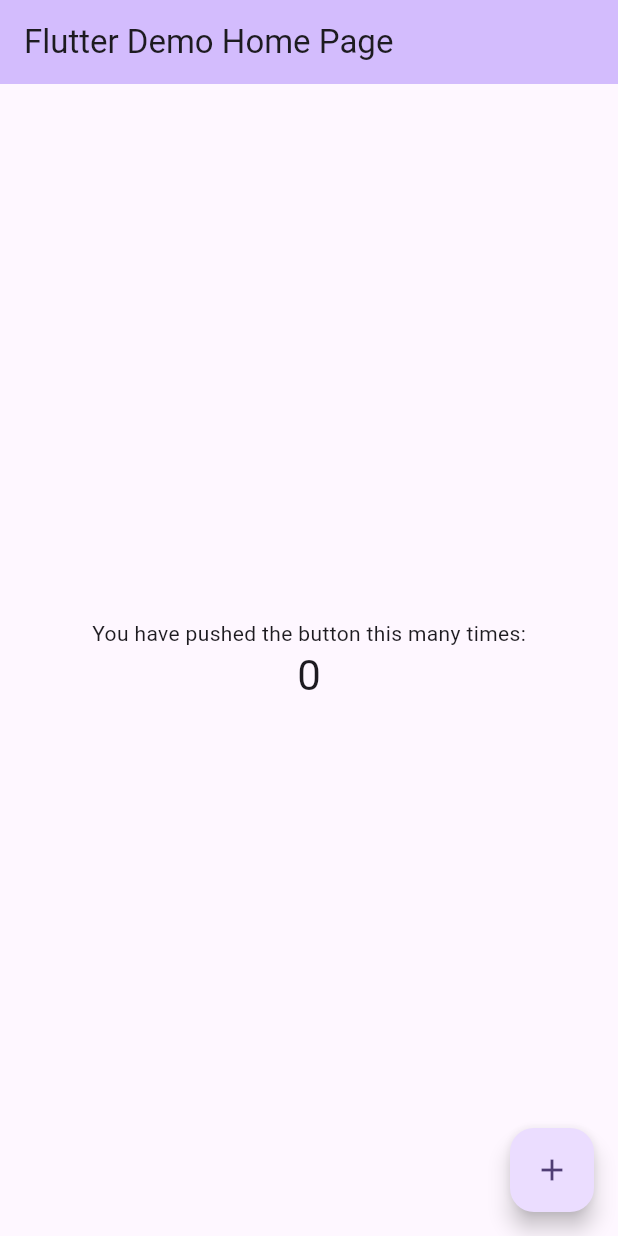
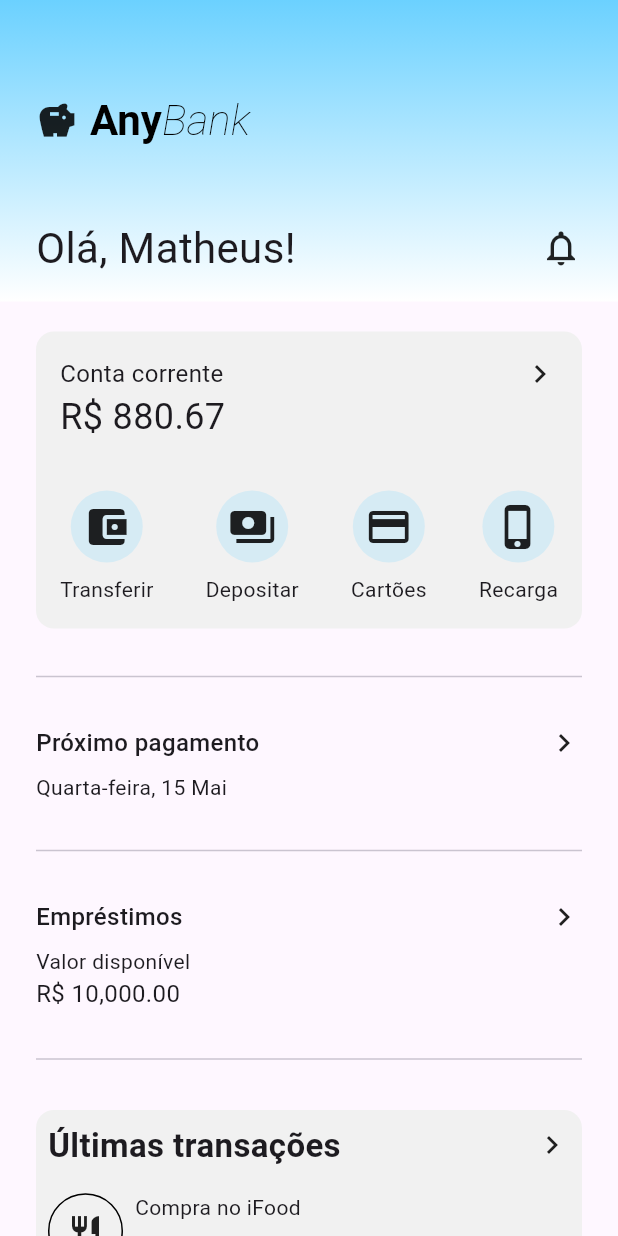
Before and after one commit to petrosbarreto/anybank_tests, a Flutter app: the screen it shows after launch, on a phone screen of 412 x 824 dp. Run offline on Flutter 3.47's test engine with Material 3 defaults, Android fonts, the phone set to English and light mode, and no system bars.

Commit message:
Montando a tela de dashboard

```diff
--- /dev/null
+++ b/lib/components/account_actions.dart
@@ -0,0 +1,32 @@
+import 'package:flutter/material.dart';
+import 'package:flutter_tdd/utils/constants.dart';
+
+class AccountActions extends StatelessWidget {
+  const AccountActions({super.key, required this.text, required this.icon});
+
+  final String text;
+  final IconData icon;
+
+  @override
+  Widget build(BuildContext context) {
+    return Column(
+      children: <Widget>[
+        Padding(
+          padding: const EdgeInsets.only(bottom: 8.0),
+          child: Container(
+            padding: const EdgeInsets.all(8),
+            decoration: BoxDecoration(
+              borderRadius: BorderRadius.circular(50),
+              color: AppColors.iconBackground,
+            ),
+            child: Icon(
+              icon,
+              size: 32,
+            ),
+          ),
+        ),
+        Text(text),
+      ],
+    );
+  }
+}
--- /dev/null
+++ b/lib/components/last_transactions.dart
@@ -0,0 +1,45 @@
+import 'package:flutter/material.dart';
+import 'package:flutter_tdd/utils/constants.dart';
+
+class LastTransactions extends StatelessWidget {
+  const LastTransactions({super.key, required this.icon, required this.transaction, required this.amount});
+
+  final IconData icon;
+  final String transaction;
+  final String amount;
+
+  @override
+  Widget build(BuildContext context) {
+    return Padding(
+      padding: const EdgeInsets.symmetric(vertical: 8.0),
+      child: Row(
+        children: <Widget>[
+          Padding(
+            padding: const EdgeInsets.only(right: 8.0),
+            child: Container(
+              padding: const EdgeInsets.all(12),
+              decoration: BoxDecoration(
+                  border: Border.all(color: Colors.black, width: 1),
+                  borderRadius: BorderRadius.circular(50)),
+              child: Icon(icon),
+            ),
+          ),
+          Column(
+            crossAxisAlignment: CrossAxisAlignment.start,
+            children: <Widget>[
+              Padding(
+                padding: const EdgeInsets.only(bottom: 8.0),
+                child: Text(transaction),
+              ),
+              Text(
+                "R\$$amount",
+                style:
+                    const TextStyle(color: AppColors.transactionColor, fontSize: 16.0),
+              ),
+            ],
+          ),
+        ],
+      ),
+    );
+  }
+}
--- /dev/null
+++ b/lib/components/logo.dart
@@ -0,0 +1,34 @@
+import 'package:flutter/material.dart';
+
+class Logo extends StatelessWidget {
+  const Logo({super.key});
+
+  @override
+  Widget build(BuildContext context) {
+    return Row(
+      children: <Widget>[
+        const Padding(
+          padding: EdgeInsets.only(right: 8.0),
+          child: Icon(
+            Icons.savings,
+            size: 28,
+          ),
+        ),
+        RichText(
+          text: const TextSpan(
+            text: "Any",
+            style: TextStyle(
+                fontWeight: FontWeight.w700, color: Colors.black, fontSize: 28),
+            children: <TextSpan>[
+              TextSpan(
+                text: "Bank",
+                style: TextStyle(
+                    fontWeight: FontWeight.w200, fontStyle: FontStyle.italic),
+              ),
+            ],
+          ),
+        ),
+      ],
+    );
+  }
+}
--- a/lib/main.dart
+++ b/lib/main.dart
@@ -1,69 +1,19 @@
 import 'package:flutter/material.dart';
+import 'package:flutter_tdd/screens/dashboard.dart';
 
 void main() {
-  runApp(const MyApp());
+  runApp(const AnyBank());
 }
 
-class MyApp extends StatelessWidget {
-  const MyApp({super.key});
+class AnyBank extends StatelessWidget {
+const AnyBank({ Key? key }) : super(key: key);
 
   @override
-  Widget build(BuildContext context) {
+  Widget build(BuildContext context){
     return MaterialApp(
-      title: 'Flutter Demo',
-      theme: ThemeData(
-        colorScheme: ColorScheme.fromSeed(seedColor: Colors.deepPurple),
-        useMaterial3: true,
-      ),
-      home: const MyHomePage(title: 'Flutter Demo Home Page'),
+      title: "AnyBank",
+      theme: ThemeData.light(),
+      home: Dashboard(),
     );
   }
 }
-
-class MyHomePage extends StatefulWidget {
-  const MyHomePage({super.key, required this.title});
-
-  final String title;
-
-  @override
-  State<MyHomePage> createState() => _MyHomePageState();
-}
-
-class _MyHomePageState extends State<MyHomePage> {
-  int _counter = 0;
-
-  void _incrementCounter() {
-    setState(() {
-      _counter++;
-    });
-  }
-
-  @override
-  Widget build(BuildContext context) {
-    return Scaffold(
-      appBar: AppBar(
-        backgroundColor: Theme.of(context).colorScheme.inversePrimary,
-        title: Text(widget.title),
-      ),
-      body: Center(
-        child: Column(
-          mainAxisAlignment: MainAxisAlignment.center,
-          children: <Widget>[
-            const Text(
-              'You have pushed the button this many times:',
-            ),
-            Text(
-              '$_counter',
-              style: Theme.of(context).textTheme.headlineMedium,
-            ),
-          ],
-        ),
-      ),
-      floatingActionButton: FloatingActionButton(
-        onPressed: _incrementCounter,
-        tooltip: 'Increment',
-        child: const Icon(Icons.add),
-      ),
-    );
-  }
-}
--- a/lib/models/account.dart
+++ b/lib/models/account.dart
@@ -1,5 +1,6 @@
 class Account {
   final int number;
+  final String name;
   final String cpf;
   double balance;
 
@@ -7,6 +8,7 @@ class Account {
     required this.number,
     required this.cpf,
     required this.balance,
+    required this.name,
   });
 
   void transfer(double amount) {
--- /dev/null
+++ b/lib/screens/dashboard.dart
@@ -0,0 +1,178 @@
+import 'package:flutter/material.dart';
+import 'package:flutter_tdd/components/account_actions.dart';
+import 'package:flutter_tdd/components/last_transactions.dart';
+import 'package:flutter_tdd/components/logo.dart';
+import 'package:flutter_tdd/utils/constants.dart';
+
+class Dashboard extends StatelessWidget {
+  const Dashboard({super.key});
+
+  @override
+  Widget build(BuildContext context) {
+    return Scaffold(
+      body: SingleChildScrollView(
+        child: Column(
+          children: <Widget>[
+            Container(
+              decoration: AppStyles.headerGradient,
+              padding: const EdgeInsets.fromLTRB(24.0, 64.0, 24.0, 16.0),
+              child: const Column(
+                children: <Widget>[
+                  Padding(
+                    padding: EdgeInsets.only(bottom: 48.0),
+                    child: Logo(),
+                  ),
+                  Row(
+                    mainAxisAlignment: MainAxisAlignment.spaceBetween,
+                    children: <Widget>[
+                      Text(
+                        "Olá, Matheus!",
+                        style: TextStyle(fontSize: 28),
+                      ),
+                      Icon(
+                        Icons.notifications_outlined,
+                        size: 28,
+                      ),
+                    ],
+                  )
+                ],
+              ),
+            ),
+            Padding(
+              padding: const EdgeInsets.fromLTRB(24.0, 20.0, 24.0, 16.0),
+              child: Container(
+                padding: const EdgeInsets.all(16.0),
+                decoration: BoxDecoration(
+                  color: AppColors.card,
+                  borderRadius: BorderRadius.circular(12),
+                ),
+                child: const Column(
+                  crossAxisAlignment: CrossAxisAlignment.start,
+                  children: <Widget>[
+                    Row(
+                      mainAxisAlignment: MainAxisAlignment.spaceBetween,
+                      children: <Widget>[
+                      Text("Conta corrente", style: TextStyle(fontSize: 16.0),),
+                      Icon(Icons.keyboard_arrow_right)
+                      ],
+                    ),
+                    Padding(
+                      padding: EdgeInsets.only(bottom: 32.0),
+                      child: Text(
+                        "R\$ 880.67",
+                        style: TextStyle(fontSize: 24),
+                      ),
+                    ),
+                    Row(
+                      mainAxisAlignment: MainAxisAlignment.spaceBetween,
+                      children: <Widget>[
+                        AccountActions(text: "Transferir", icon: Icons.account_balance_wallet),
+                        AccountActions(text: "Depositar", icon: Icons.payments),
+                        AccountActions(text: "Cartões", icon: Icons.credit_card),
+                        AccountActions(text: "Recarga", icon: Icons.phone_iphone),
+                      ],
+                    ),
+                  ],
+                ),
+              ),
+            ),
+            const Padding(
+              padding: EdgeInsets.fromLTRB(24.0, 8.0, 24.0, 16.0),
+              child: Divider(),
+            ),
+            const Padding(
+              padding: EdgeInsets.fromLTRB(24.0, 8.0, 24.0, 16.0),
+              child: Column(
+                crossAxisAlignment: CrossAxisAlignment.start,
+                children: <Widget>[
+                  Padding(
+                    padding: EdgeInsets.only(bottom: 8.0),
+                    child: Row(
+                      mainAxisAlignment: MainAxisAlignment.spaceBetween,
+                      children: <Widget>[
+                        Text(
+                          "Próximo pagamento",
+                          style: TextStyle(
+                              fontSize: 16, fontWeight: FontWeight.w500),
+                        ),
+                        Icon(Icons.keyboard_arrow_right),
+                      ],
+                    ),
+                  ),
+                  Text("Quarta-feira, 15 Mai"),
+                ],
+              ),
+            ),
+            const Padding(
+              padding: EdgeInsets.fromLTRB(24.0, 8.0, 24.0, 16.0),
+              child: Divider(),
+            ),
+            const Padding(
+              padding: EdgeInsets.fromLTRB(24.0, 8.0, 24.0, 16.0),
+              child: Column(
+                crossAxisAlignment: CrossAxisAlignment.start,
+                children: <Widget>[
+                  Padding(
+                    padding: EdgeInsets.only(bottom: 8.0),
+                    child: Row(
+                      mainAxisAlignment: MainAxisAlignment.spaceBetween,
+                      children: <Widget>[
+                        Text(
+                          "Empréstimos",
+                          style: TextStyle(
+                              fontSize: 16, fontWeight: FontWeight.w500),
+                        ),
+                        Icon(Icons.keyboard_arrow_right),
+                      ],
+                    ),
+                  ),
+                  Text("Valor disponível"),
+                  Text(
+                    "R\$ 10,000.00",
+                    style: TextStyle(fontSize: 16),
+                  ),
+                ],
+              ),
+            ),
+            const Padding(
+              padding: EdgeInsets.fromLTRB(24.0, 8.0, 24.0, 16.0),
+              child: Divider(),
+            ),
+            Padding(
+              padding: const EdgeInsets.fromLTRB(24.0, 10.0, 24.0, 32.0),
+              child: Container(
+                padding: const EdgeInsets.all(8.0),
+                decoration: BoxDecoration(
+                  color: AppColors.card,
+                  borderRadius: BorderRadius.circular(12),
+                ),
+                child: const Column(
+                  crossAxisAlignment: CrossAxisAlignment.start,
+                  children: <Widget>[
+                    Padding(
+                      padding: EdgeInsets.only(bottom: 8.0),
+                      child: Row(
+                        mainAxisAlignment: MainAxisAlignment.spaceBetween,
+                        children: <Widget>[
+                        Text("Últimas transações", style: TextStyle(fontSize: 22.0, fontWeight: FontWeight.w700),),
+                        Icon(Icons.keyboard_arrow_right)
+                        ],
+                      ),
+                    ),
+                    Column(
+                      children: <Widget>[
+                        LastTransactions(icon: Icons.restaurant, transaction: "Compra no iFood", amount: "25.80"),
+                        LastTransactions(icon: Icons.shopping_bag, transaction: "Compra na Leroy Merlin", amount: "45.32"),
+                        LastTransactions(icon: Icons.payments, transaction: "Transferência recebida", amount: "80.80"),
+                      ],
+                    ),
+                  ],
+                ),
+              ),
+            )
+          ],
+        ),
+      ),
+    );
+  }
+}
--- /dev/null
+++ b/lib/utils/constants.dart
@@ -0,0 +1,22 @@
+import 'package:flutter/material.dart';
+
+class AppColors {
+  static const List<Color> headerGradient = <Color>[
+    Color(0xFF6BD1FF),
+    Color(0xFFFFFFFF),
+  ];
+
+  static const Color card = Color(0xFFF1F1F1);
+  static const Color iconBackground = Color(0xFFD6EBF4);
+  static const Color transactionColor = Color(0xFF717171);
+}
+
+class AppStyles {
+  static const BoxDecoration headerGradient = BoxDecoration(
+    gradient: LinearGradient(
+      begin: Alignment.topCenter,
+      end: Alignment.bottomCenter,
+      colors: AppColors.headerGradient,
+    ),
+  );
+}
```
Also changed, not shown: 2 other files.
